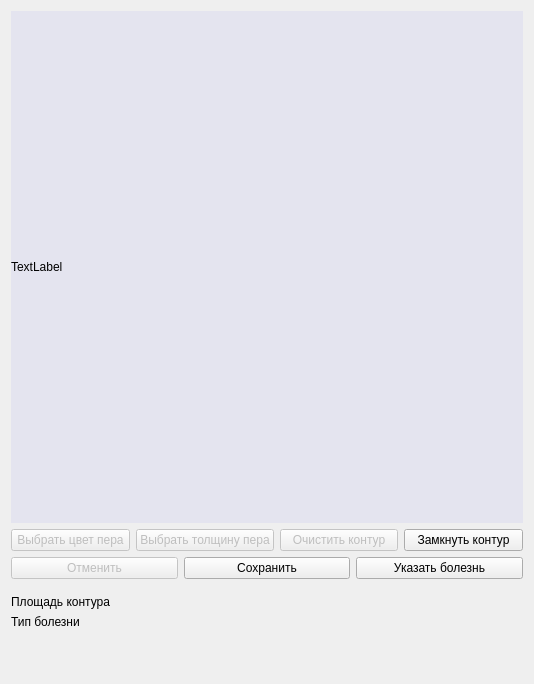
Above: view/qt_ui_source/draw_counter_widget.ui from Andrew-up/vgtu_frontend before the change. Below: the same form after it.
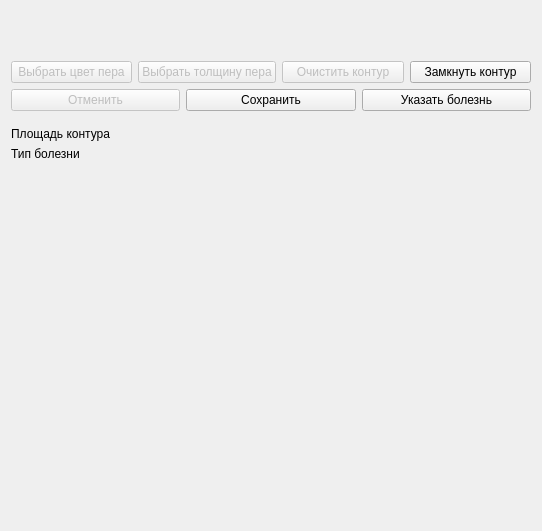
That is the form after the change.

What changed in the file:
```diff
--- a/view/qt_ui_source/draw_counter_widget.ui
+++ b/view/qt_ui_source/draw_counter_widget.ui
@@ -6,8 +6,8 @@
    <rect>
     <x>0</x>
     <y>0</y>
-    <width>532</width>
-    <height>684</height>
+    <width>542</width>
+    <height>531</height>
    </rect>
   </property>
   <property name="windowTitle">
@@ -16,34 +16,9 @@
   <layout class="QVBoxLayout" name="verticalLayout_2">
    <item>
     <layout class="QVBoxLayout" name="verticalLayout">
-     <item>
-      <widget class="QLabel" name="image_drawing_canvas">
-       <property name="sizePolicy">
-        <sizepolicy hsizetype="Preferred" vsizetype="Expanding">
-         <horstretch>0</horstretch>
-         <verstretch>0</verstretch>
-        </sizepolicy>
-       </property>
-       <property name="minimumSize">
-        <size>
-         <width>512</width>
-         <height>512</height>
-        </size>
-       </property>
-       <property name="maximumSize">
-        <size>
-         <width>512</width>
-         <height>512</height>
-        </size>
-       </property>
-       <property name="styleSheet">
-        <string notr="true">background-color: rgb(228, 228, 239);</string>
-       </property>
-       <property name="text">
-        <string>TextLabel</string>
-       </property>
-      </widget>
-     </item>
+     <property name="topMargin">
+      <number>50</number>
+     </property>
     </layout>
    </item>
    <item>
```
